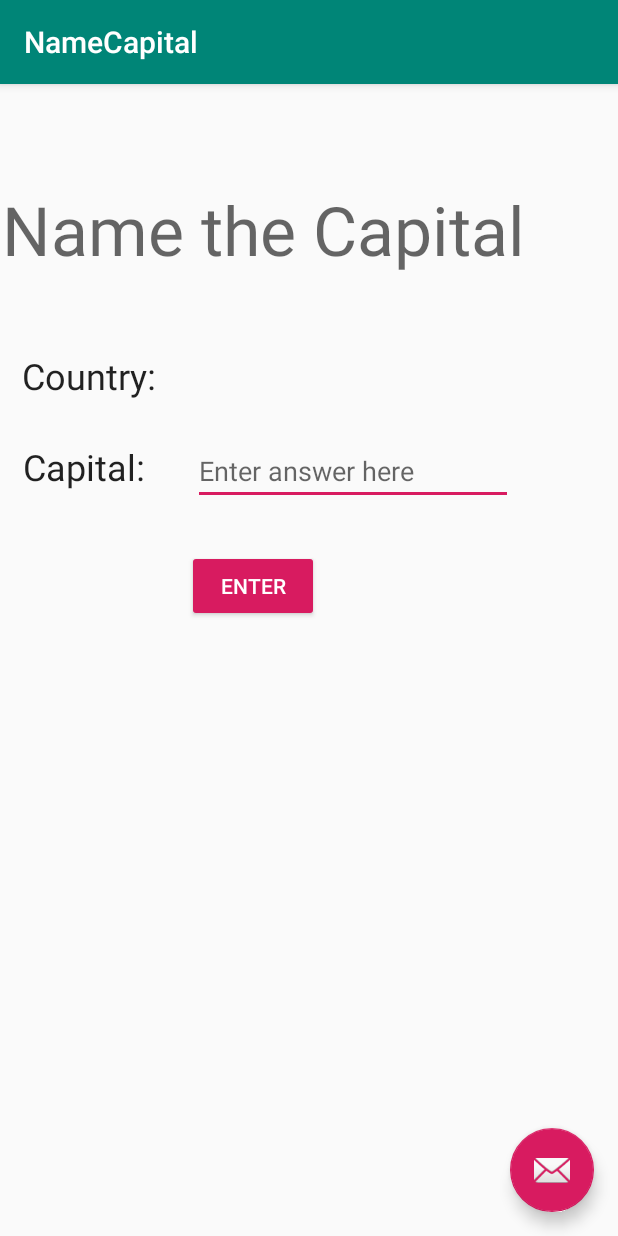
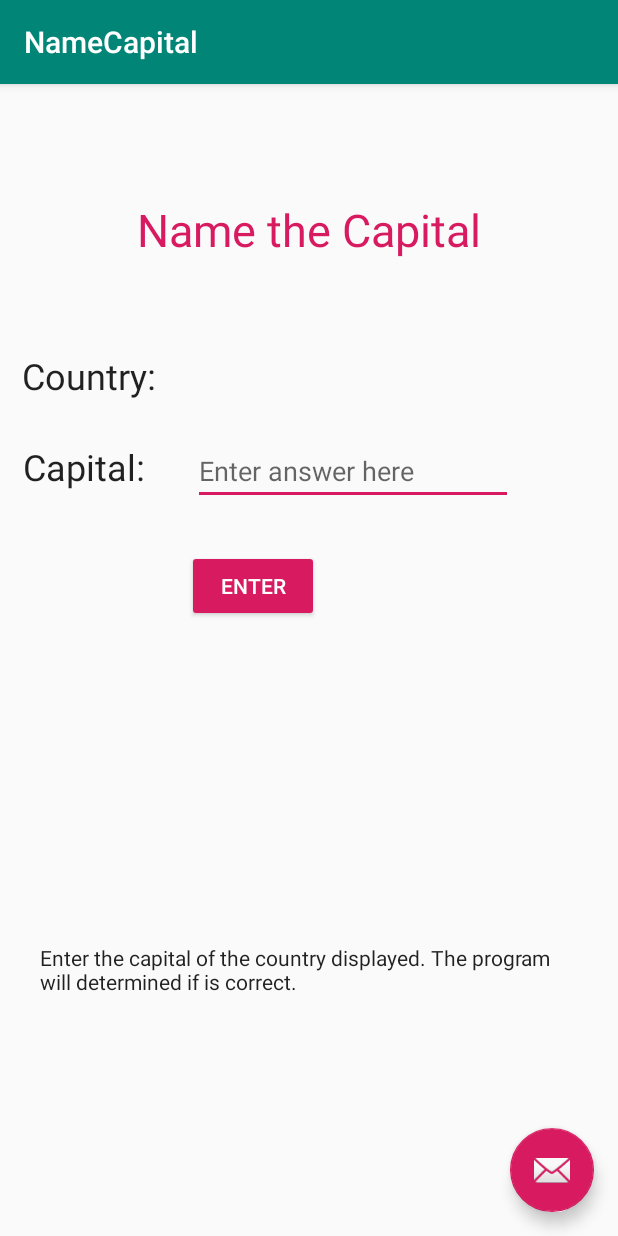
Before and after one commit to abiancu/PlayTime, an Android app: the NameCapital screen opened directly, with no data from a screen before it, on a phone screen of 412 x 824 dp. Run offline under Robolectric (Android 15) with nearby library versions, the phone set to English and light mode, and no system bars.

Commit message:
added instructions to some activities

```diff
--- a/app/src/main/res/layout/content_name_capital.xml
+++ b/app/src/main/res/layout/content_name_capital.xml
@@ -18,6 +18,9 @@
         android:layout_marginEnd="1dp"
         android:layout_marginBottom="594dp"
         android:text="@string/mGame2"
+        android:textAlignment="center"
+        android:textColor="@color/colorAccent"
+        android:textSize="30sp"
         app:layout_constraintBottom_toBottomOf="parent"
         app:layout_constraintEnd_toEndOf="parent"
         app:layout_constraintStart_toStartOf="parent"
@@ -84,4 +87,20 @@
         app:layout_constraintEnd_toEndOf="parent"
         app:layout_constraintStart_toStartOf="parent"
         app:layout_constraintTop_toTopOf="parent" />
+
+    <TextView
+        android:id="@+id/textView3"
+        android:layout_width="356dp"
+        android:layout_height="40dp"
+        android:layout_marginStart="26dp"
+        android:layout_marginTop="526dp"
+        android:layout_marginEnd="29dp"
+        android:layout_marginBottom="109dp"
+        android:text="@string/ncInstructions"
+        style="@style/Widget.Design.TextInputLayout"
+        app:layout_constraintBottom_toBottomOf="parent"
+        app:layout_constraintEnd_toEndOf="parent"
+        app:layout_constraintStart_toStartOf="parent"
+        app:layout_constraintTop_toTopOf="parent" />
+
 </androidx.constraintlayout.widget.ConstraintLayout>
--- a/build.gradle
+++ b/build.gradle
@@ -7,7 +7,7 @@ buildscript {
 
     }
     dependencies {
-        classpath 'com.android.tools.build:gradle:3.5.2'
+        classpath 'com.android.tools.build:gradle:3.5.3'
 
         // NOTE: Do not place your application dependencies here; they belong
         // in the individual module build.gradle files
```
Also changed, not shown: app/src/main/res/layout/content_play_sounds.xml (+21 -10 lines), app/src/main/res/values/strings.xml (+7 -0 lines).
